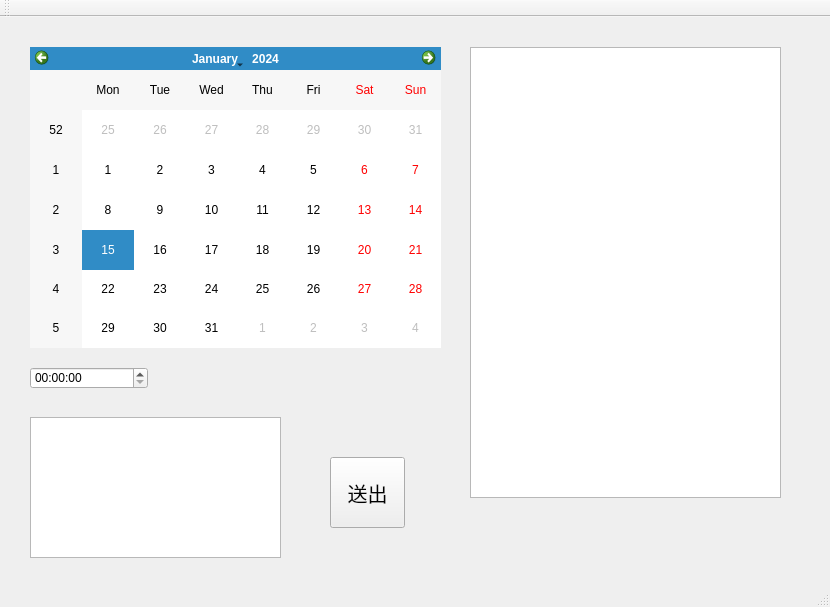
This is mainwindow.ui in peter11295/git_calender as Qt 5 draws it before an edit. The edited form follows.
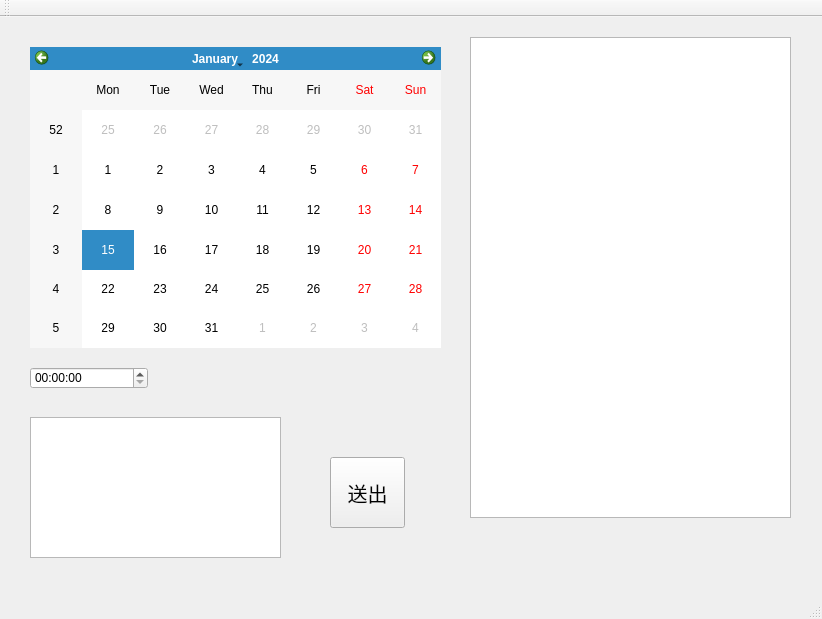
This is the edited form.

```diff
--- a/mainwindow.ui
+++ b/mainwindow.ui
@@ -6,8 +6,8 @@
    <rect>
     <x>0</x>
     <y>0</y>
-    <width>830</width>
-    <height>607</height>
+    <width>822</width>
+    <height>619</height>
    </rect>
   </property>
   <property name="windowTitle">
@@ -52,16 +52,6 @@
      <string>送出</string>
     </property>
    </widget>
-   <widget class="QListWidget" name="listWidget">
-    <property name="geometry">
-     <rect>
-      <x>470</x>
-      <y>30</y>
-      <width>311</width>
-      <height>451</height>
-     </rect>
-    </property>
-   </widget>
    <widget class="QTimeEdit" name="timeEdit">
     <property name="geometry">
      <rect>
@@ -72,6 +62,16 @@
      </rect>
     </property>
    </widget>
+   <widget class="QTextBrowser" name="textBrowser">
+    <property name="geometry">
+     <rect>
+      <x>470</x>
+      <y>20</y>
+      <width>321</width>
+      <height>481</height>
+     </rect>
+    </property>
+   </widget>
   </widget>
   <widget class="QMenuBar" name="menuBar">
    <property name="geometry">
```
Left out of the diff: 2 changed lines with no effect on the pictures.
